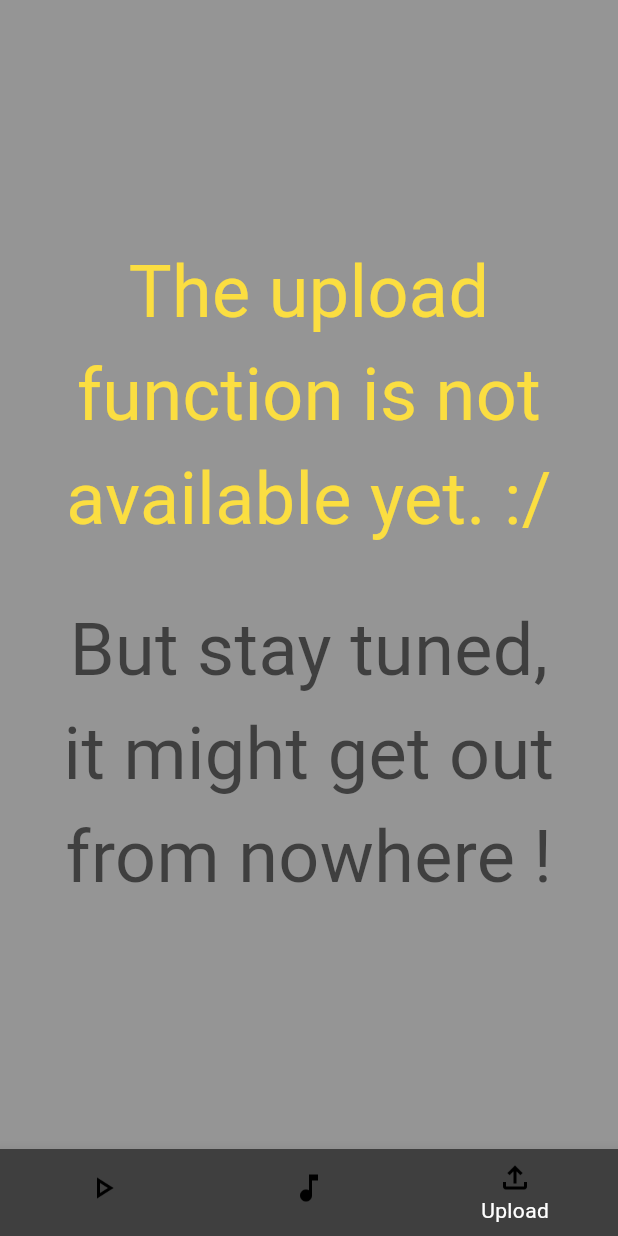
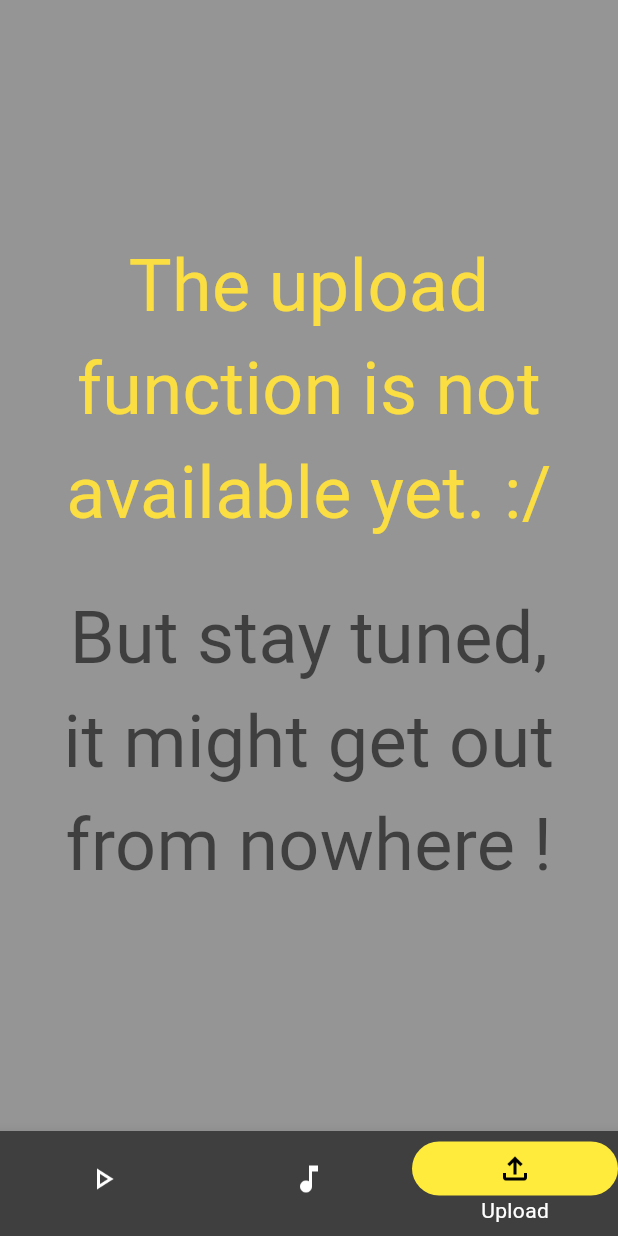
Before and after one commit to GreenHal0/RemoteJukebox32, a Flutter app: the screen it shows after launch, item 3 of the bottom bar chosen, on a phone screen of 412 x 824 dp. Run offline on Flutter 3.47's test engine with Material 3 defaults, Android fonts, the phone set to English and light mode, and no system bars; our stand-ins replace cloud_firestore, firebase_core, qr_flutter, shared_preferences; accounts and stored records are empty.

Commit message:
added decoration to selected item bottom navigation

```diff
--- a/lib/presentation/common/my_bottom_navigation_bar.dart
+++ b/lib/presentation/common/my_bottom_navigation_bar.dart
@@ -41,12 +41,25 @@ class _MyBottomNavigationBarState extends State<MyBottomNavigationBar> {
         });
         widget.onItemSelected(index);
       },
-      items: _navOptions.map((option) {
+      items: _navOptions.asMap().entries.map((entry) {
+        final index = entry.key;
+        final option = entry.value;
+        final isSelected = index == MyBottomNavigationBar.currentIndex;
+
         return BottomNavigationBarItem(
-          icon: Image.asset(
-            option["icon"]!,
-            width: 24,
-            height: 24,
+          icon: Container(
+            width: double.infinity,
+            decoration: BoxDecoration(
+              color: isSelected ? Colors.yellow : Colors.transparent,
+              borderRadius: BorderRadius.circular(32),
+            ),
+            padding: const EdgeInsets.symmetric(vertical: 6),
+            child: Image.asset(
+              option["icon"]!,
+              width: 24,
+              height: 24,
+              color: isSelected ? Colors.black : Colors.white,
+            ),
           ),
           label: option["title"],
         );
```
Also changed, not shown: 1 other file.
